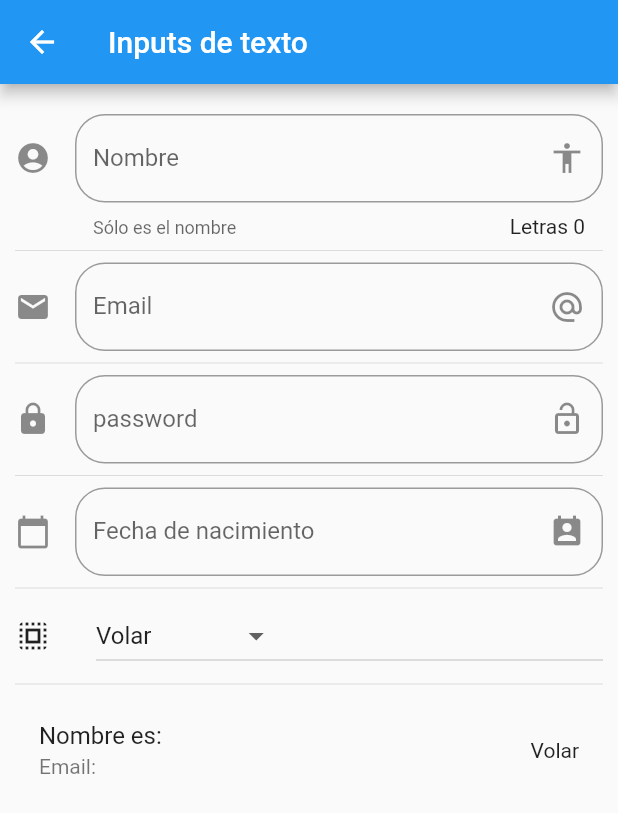
After one commit to Euclidean13/flutter_components, a Flutter app: the screen it shows after launch, after a tap on "Inputs", on a phone screen of 412 x 824 dp. The commit adds this screen. Shown: the top 813 px of the screen. Run offline on Flutter 3.47's test engine with Material 2 defaults, Android fonts, the phone set to English and light mode, and no system bars; network calls fail.

Commit message:
master: Adds inputs

```diff
--- a/data/menu_opts.json
+++ b/data/menu_opts.json
@@ -20,6 +20,11 @@
             "ruta" : "animatedContainer",
             "icon" : "donut_large",
             "texto": "Animated Container"
+        },
+        {
+            "ruta" : "inputs",
+            "icon" : "input",
+            "texto": "Inputs"
         }
     ]
 }
--- a/lib/main.dart
+++ b/lib/main.dart
@@ -1,4 +1,5 @@
 import 'package:flutter/material.dart';
+import 'package:flutter_localizations/flutter_localizations.dart';
 
 import 'package:flutter_components/src/pages/alert_page.dart';
 import 'package:flutter_components/src/routes/routes.dart';
@@ -11,6 +12,14 @@ class MyApp extends StatelessWidget {
     return MaterialApp(
       title                     : 'Componentes App',
       debugShowCheckedModeBanner: false,
+      localizationsDelegates: [
+        GlobalMaterialLocalizations.delegate,
+        GlobalWidgetsLocalizations.delegate
+      ],
+      supportedLocales: [
+        const Locale('en', 'US'),
+        const Locale('es', 'ES'),
+      ],
       initialRoute              : '/',
       routes                    : getApplicationRoutes(),
       onGenerateRoute           : (RouteSettings settings) {
--- /dev/null
+++ b/lib/src/pages/input_page.dart
@@ -0,0 +1,201 @@
+import 'package:flutter/material.dart';
+
+class InputPage extends StatefulWidget {
+
+  @override
+  _InputPageState createState() =>  _InputPageState();
+}
+
+class _InputPageState extends State <InputPage> {
+
+  String _nombre = '';
+  String _email = '';
+  String _fecha = '';
+  String _opcionSeleccionada = 'Volar';
+
+  List<String> _poderes = ['Volar', 'Rayos X', 'Super Aliento', 'Super Fuerza'];
+
+  TextEditingController _inputFieldDateController = new TextEditingController();
+
+  @override
+  Widget build(BuildContext context) {
+    return Scaffold(
+      appBar: AppBar(
+        title: Text('Inputs de texto'),
+      ),
+      body: ListView(
+        padding : EdgeInsets.symmetric(horizontal: 10.0, vertical: 20.0),
+        children: [
+          _crearInput(),
+          Divider(),
+          _crearEmail(),
+          Divider(),
+          _crearPassword(),
+          Divider(),
+          _crearFecha(context),
+          Divider(),
+          _crearDropdown(),
+          Divider(),
+          _crearPersona()
+        ],
+      ),
+    );
+  }
+
+  Widget _crearInput() {
+
+    return TextField(
+      // autofocus: true,
+      textCapitalization: TextCapitalization.sentences,
+      decoration        : InputDecoration(
+        border    : OutlineInputBorder(
+          borderRadius: BorderRadius.circular(20.0)
+        ),
+        counter   : Text('Letras ${_nombre.length}'),
+        hintText  : 'Nombre de la persona',
+        labelText : 'Nombre',
+        helperText: 'Sólo es el nombre',
+        suffixIcon: Icon(Icons.accessibility),
+        icon      : Icon(Icons.account_circle),
+      ),
+      onChanged: (value) {
+        setState(() {
+          _nombre = value;
+        });
+      },
+    );
+
+  }
+
+  Widget _crearEmail() {
+    return TextField(
+      // autofocus: true,
+      keyboardType: TextInputType.emailAddress,
+      decoration: InputDecoration(
+        border    : OutlineInputBorder(
+          borderRadius: BorderRadius.circular(20.0)
+        ),
+        hintText  : 'Email',
+        labelText : 'Email',
+        suffixIcon: Icon(Icons.alternate_email),
+        icon      : Icon(Icons.email),
+      ),
+      onChanged: (value) => setState(() {
+        _email = value;
+      })
+    );
+  }
+
+  Widget _crearPassword() {
+
+    return TextField(
+      // autofocus: true,
+      obscureText: true,
+      decoration: InputDecoration(
+        border    : OutlineInputBorder(
+          borderRadius: BorderRadius.circular(20.0)
+        ),
+        hintText  : 'Password',
+        labelText : 'password',
+        suffixIcon: Icon(Icons.lock_open),
+        icon      : Icon(Icons.lock),
+      ),
+      onChanged: (value) => setState(() {
+        _email = value;
+      })
+    );
+
+  }
+
+  Widget _crearFecha(BuildContext context) {
+
+    return TextField(
+      enableInteractiveSelection: false,
+      controller: _inputFieldDateController,
+      decoration: InputDecoration(
+        border    : OutlineInputBorder(
+          borderRadius: BorderRadius.circular(20.0)
+        ),
+        hintText  : 'Fecha de nacimiento',
+        labelText : 'Fecha de nacimiento',
+        suffixIcon: Icon(Icons.perm_contact_calendar),
+        icon      : Icon(Icons.calendar_today),
+      ),
+      onTap: (){
+
+        FocusScope.of(context).requestFocus(new FocusNode());
+        _selectDate(context);
+
+      },
+    );
+
+  }
+
+  _selectDate(BuildContext context) async {
+
+    DateTime picked = await showDatePicker(
+      context    : context,
+      initialDate: new DateTime.now(),
+      firstDate  : new DateTime(2019),
+      lastDate   : new DateTime(2025),
+      locale: Locale('es', 'ES')
+    );
+
+    if (picked != null) {
+      setState(() {
+        _fecha = picked.toString();
+        _inputFieldDateController.text = _fecha;
+      });
+    }
+
+  }
+
+  List<DropdownMenuItem<String>> getOpcionesDropdown() {
+
+    List<DropdownMenuItem<String>> lista = new List();
+
+    _poderes.forEach((poder) {
+      lista.add(
+        DropdownMenuItem(
+          child: Text(poder),
+          value: poder,
+        )
+      );
+    });
+
+    return lista;
+
+  }
+
+  Widget _crearDropdown() {
+
+    return Row(
+      children: [
+        Icon(Icons.select_all),
+        SizedBox(width: 30.0),
+        Expanded(
+          child: DropdownButton(
+            value    : _opcionSeleccionada,
+            items    : getOpcionesDropdown(),
+            onChanged: (opt){
+              setState(() {
+                _opcionSeleccionada = opt;
+              });
+            }
+          ),
+        )
+      ],
+    );
+
+  }
+
+  Widget _crearPersona() {
+
+    return ListTile(
+      title   : Text('Nombre es: $_nombre'),
+      subtitle: Text('Email: $_email'),
+      trailing: Text(_opcionSeleccionada),
+    );
+
+  }
+}
--- a/lib/src/routes/routes.dart
+++ b/lib/src/routes/routes.dart
@@ -4,6 +4,7 @@ import 'package:flutter_components/src/pages/animated_container.dart';
 import 'package:flutter_components/src/pages/avatar_page.dart';
 import 'package:flutter_components/src/pages/card_page.dart';
 import 'package:flutter_components/src/pages/home_page.dart';
+import 'package:flutter_components/src/pages/input_page.dart';
 
 Map<String, WidgetBuilder> getApplicationRoutes() {
   return <String, WidgetBuilder>{
@@ -12,5 +13,6 @@ Map<String, WidgetBuilder> getApplicationRoutes() {
     'avatar'           : (BuildContext context) => AvatarPage(),
     'card'             : (BuildContext context) => CardPage(),
     'animatedContainer': (BuildContext context) => AnimatedContainerPage(),
+    'inputs'           : (BuildContext context) => InputPage()
   };
 }
--- a/lib/src/utils/icono_string_util.dart
+++ b/lib/src/utils/icono_string_util.dart
@@ -4,7 +4,8 @@ final _icons = <String, IconData>{
   'add_alert'    : Icons.add_alert,
   'accessibility': Icons.accessibility,
   'folder_open'  : Icons.folder_open,
-  'donut_large'  : Icons.donut_large
+  'donut_large'  : Icons.donut_large,
+  'input'        : Icons.input
 };
 
 Icon getIcon(String nombreIcono) {
--- a/pubspec.yaml
+++ b/pubspec.yaml
@@ -22,6 +22,9 @@ environment:
 
 dependencies:
   flutter:
+    sdk: flutter
+
+  flutter_localizations:
     sdk: flutter
 
   # The following adds the Cupertino Icons font to your application.
```
Also changed, not shown: pubspec.lock.
